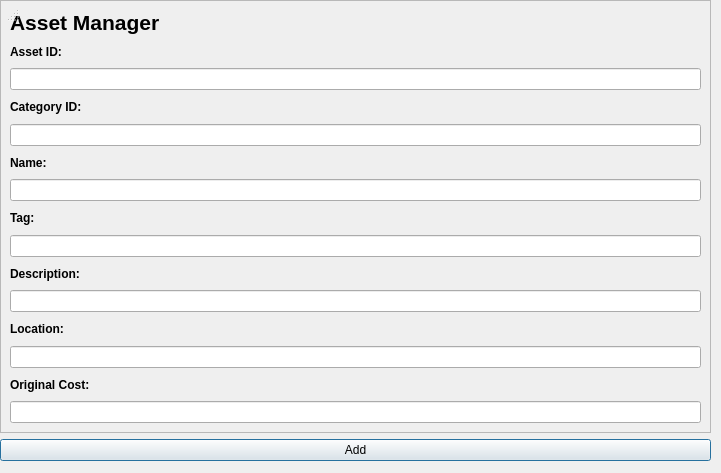
The window that addassetwindow.ui (CalebRichmond04/CS245-Final) describes before a commit, drawn with Qt 5.
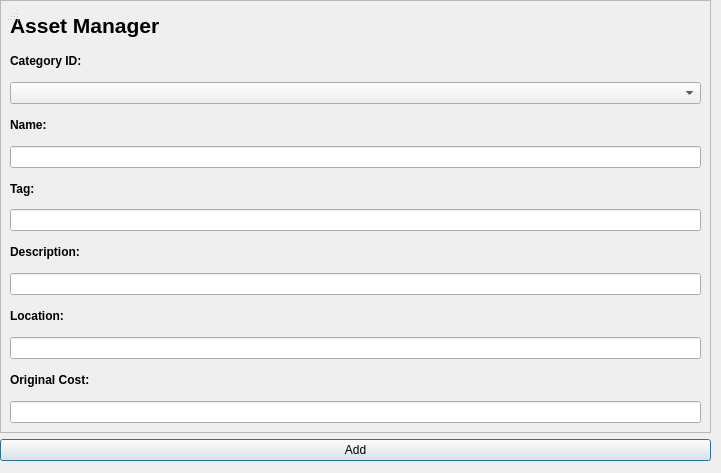
The same window after the commit.

Commit message: Added function for double clicking descrtiption to bring up a message window with the full description. also added functionality for database connection along with the category drop box. Still need to implment the filtering

```diff
--- a/addassetwindow.ui
+++ b/addassetwindow.ui
@@ -51,21 +51,6 @@
           </property>
          </widget>
         </item>
-        <item>
-         <widget class="QLabel" name="AssetIdLabel">
-          <property name="font">
-           <font>
-            <bold>true</bold>
-           </font>
-          </property>
-          <property name="text">
-           <string>Asset ID: </string>
-          </property>
-         </widget>
-        </item>
-        <item>
-         <widget class="QLineEdit" name="AssetIdData"/>
-        </item>
         <item>
          <widget class="QLabel" name="CategoryIdLabel">
           <property name="font">
@@ -79,7 +64,7 @@
          </widget>
         </item>
         <item>
-         <widget class="QLineEdit" name="CategoryIdData"/>
+         <widget class="QComboBox" name="categoryBox"/>
         </item>
         <item>
          <widget class="QLabel" name="NameLabel">
```
The commit also changes 8 other files.
